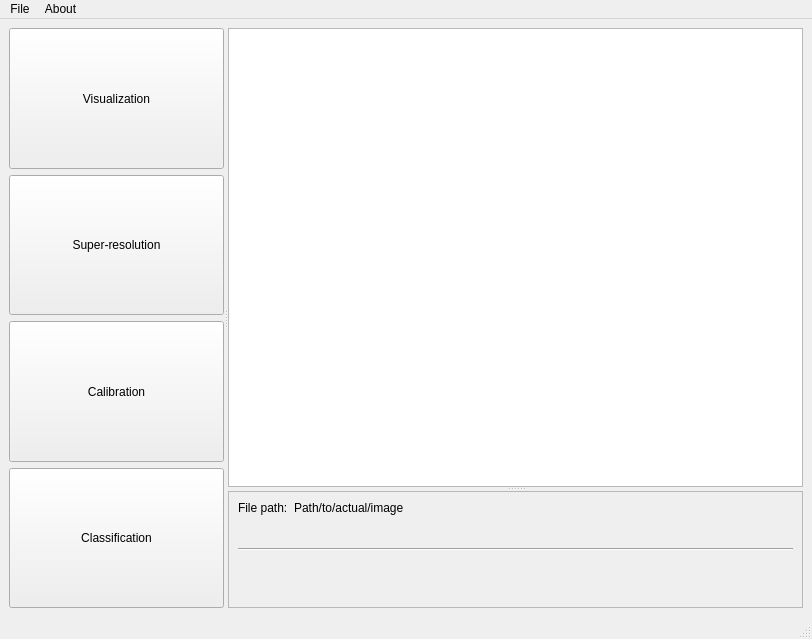
First picture: the form in src/qt/MainWindow.ui, repository Techlauncher-LeafAnalyzer/Hyperspectral-Image-Inspector, before the edit.
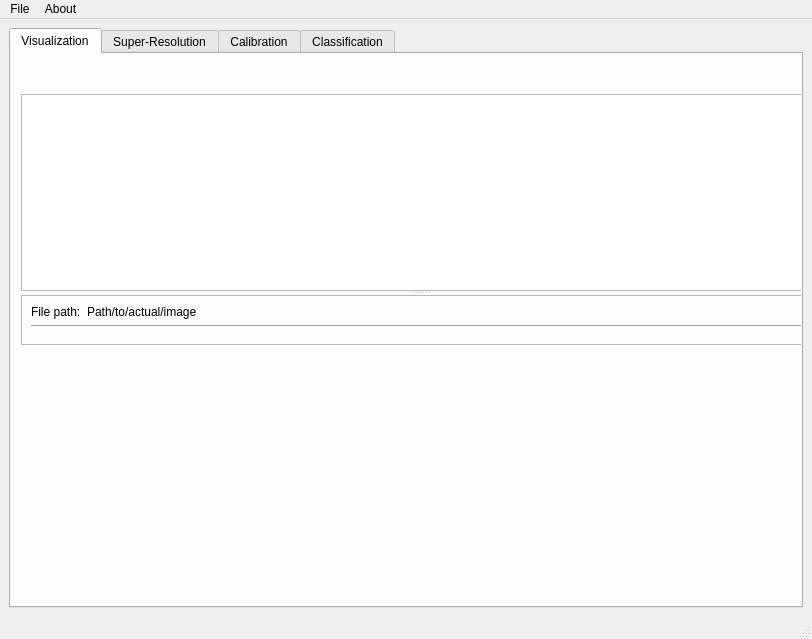
Second picture: the form after the edit. Custom widgets are drawn as their Qt base class.

Commit message:
LEAF-91 Tabular UI Foundations (#6)
* LEAF-91 Tabular design compat rebase

* LEAF-91 Remove wirings. Working tabs

* LEAF-91 Fix spelling

```diff
--- a/src/qt/MainWindow.ui
+++ b/src/qt/MainWindow.ui
@@ -14,68 +14,34 @@
    <string>MainWindow</string>
   </property>
   <widget class="QWidget" name="centralwidget">
-   <layout class="QHBoxLayout" name="horizontalLayout">
+   <layout class="QVBoxLayout" name="verticalLayout_2">
     <item>
+     <widget class="QTabWidget" name="tabWidget">
+      <property name="currentIndex">
+       <number>0</number>
+      </property>
+      <widget class="QWidget" name="Visualization">
+       <property name="whatsThis">
+        <string>Visualization</string>
+       </property>
+       <property name="accessibleName">
+        <string>Vizualization</string>
+       </property>
+       <attribute name="title">
+        <string>Visualization</string>
+       </attribute>
      <widget class="QSplitter" name="splitter_3">
+        <property name="geometry">
+         <rect>
+          <x>10</x>
+          <y>40</y>
+          <width>800</width>
+          <height>251</height>
+         </rect>
+        </property>
       <property name="orientation">
-       <enum>Qt::Horizontal</enum>
-      </property>
-      <widget class="QWidget" name="">
-       <layout class="QVBoxLayout" name="verticalLayout">
-        <item>
-         <widget class="QPushButton" name="visualizationButton">
-          <property name="sizePolicy">
-           <sizepolicy hsizetype="Minimum" vsizetype="Expanding">
-            <horstretch>0</horstretch>
-            <verstretch>0</verstretch>
-           </sizepolicy>
-          </property>
-          <property name="text">
-           <string>Visualization</string>
-          </property>
-         </widget>
-        </item>
-        <item>
-         <widget class="QPushButton" name="superResolutionButton">
-          <property name="sizePolicy">
-           <sizepolicy hsizetype="Minimum" vsizetype="Expanding">
-            <horstretch>0</horstretch>
-            <verstretch>0</verstretch>
-           </sizepolicy>
-          </property>
-          <property name="text">
-           <string>Super-resolution</string>
-          </property>
-         </widget>
-        </item>
-        <item>
-         <widget class="QPushButton" name="calibrationButton">
-          <property name="sizePolicy">
-           <sizepolicy hsizetype="Minimum" vsizetype="Expanding">
-            <horstretch>0</horstretch>
-            <verstretch>0</verstretch>
-           </sizepolicy>
-          </property>
-          <property name="text">
-           <string>Calibration</string>
-          </property>
-         </widget>
-        </item>
-        <item>
-         <widget class="QPushButton" name="classificationButton">
-          <property name="sizePolicy">
-           <sizepolicy hsizetype="Minimum" vsizetype="Expanding">
-            <horstretch>0</horstretch>
-            <verstretch>0</verstretch>
-           </sizepolicy>
-          </property>
-          <property name="text">
-           <string>Classification</string>
-          </property>
-         </widget>
-        </item>
-       </layout>
-      </widget>
+         <enum>Qt::Orientation::Horizontal</enum>
+        </property>
       <widget class="QSplitter" name="splitter_2">
        <property name="orientation">
         <enum>Qt::Vertical</enum>
@@ -138,6 +104,23 @@
          </layout>
         </widget>
        </widget>
+        </widget>
+       </widget>
+      </widget>
+      <widget class="QWidget" name="SuperResolution">
+       <attribute name="title">
+        <string>Super-Resolution</string>
+       </attribute>
+      </widget>
+      <widget class="QWidget" name="Calibration">
+       <attribute name="title">
+        <string>Calibration</string>
+       </attribute>
+      </widget>
+      <widget class="QWidget" name="Classification">
+       <attribute name="title">
+        <string>Classification</string>
+       </attribute>
       </widget>
      </widget>
     </item>
```
Left out of the diff: 17 changed lines with no effect on the pictures. Lines whose indentation alone changed are shown as unchanged. The commit also changes 2 other files.
